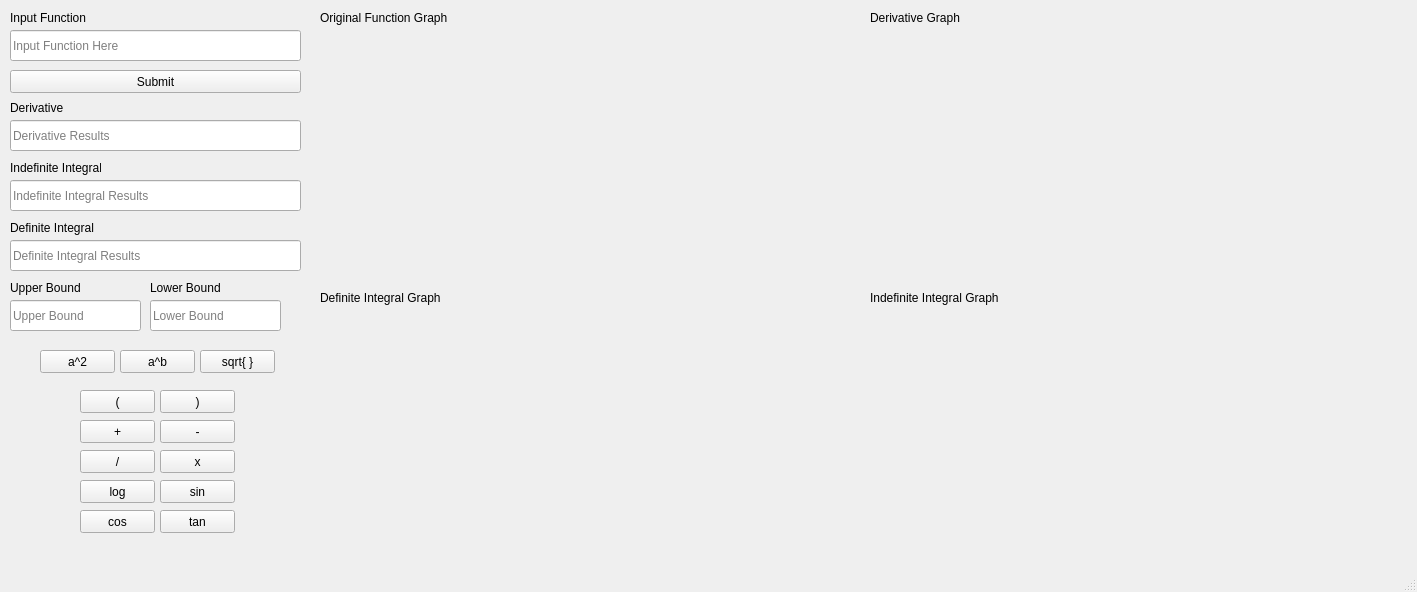
Before: the Qt Designer form components/interface/mathqt.ui in JESREAL1JDL7LUSTRE/Calculus-Powered-Graphing-App, drawn with Qt 5.
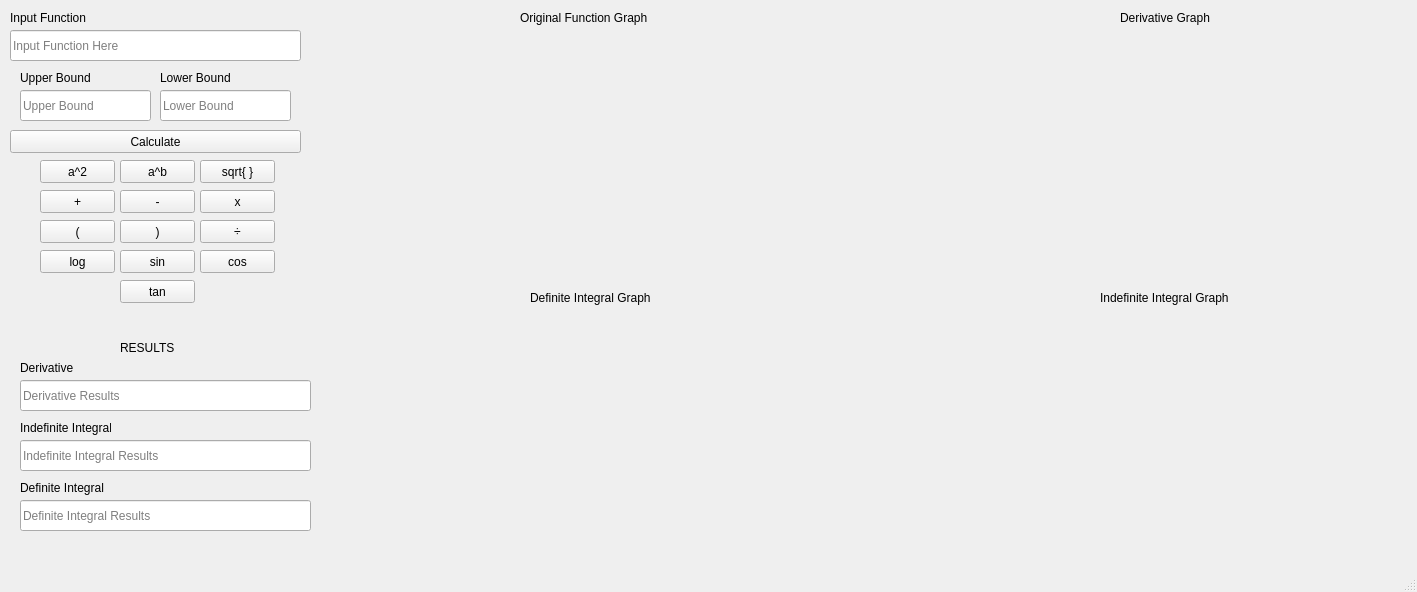
After: the same form once the commit is applied.

What changed in the file:
```diff
--- a/components/interface/mathqt.ui
+++ b/components/interface/mathqt.ui
@@ -40,104 +40,17 @@
      <string>Input Function</string>
     </property>
    </widget>
-   <widget class="QLabel" name="label_2">
-    <property name="geometry">
-     <rect>
-      <x>10</x>
-      <y>100</y>
-      <width>71</width>
-      <height>16</height>
-     </rect>
-    </property>
-    <property name="text">
-     <string>Derivative</string>
-    </property>
-   </widget>
-   <widget class="QLabel" name="label_3">
-    <property name="geometry">
-     <rect>
-      <x>10</x>
-      <y>160</y>
-      <width>91</width>
-      <height>16</height>
-     </rect>
-    </property>
-    <property name="text">
-     <string>Indefinite Integral</string>
-    </property>
-   </widget>
-   <widget class="QLabel" name="label_4">
-    <property name="geometry">
-     <rect>
-      <x>10</x>
-      <y>220</y>
-      <width>91</width>
-      <height>16</height>
-     </rect>
-    </property>
-    <property name="text">
-     <string>Definite Integral</string>
-    </property>
-   </widget>
-   <widget class="QLineEdit" name="lineEdit_2">
-    <property name="geometry">
-     <rect>
-      <x>10</x>
-      <y>120</y>
-      <width>291</width>
-      <height>31</height>
-     </rect>
-    </property>
-    <property name="readOnly">
-     <bool>true</bool>
-    </property>
-    <property name="placeholderText">
-     <string>Derivative Results</string>
-    </property>
-   </widget>
-   <widget class="QLineEdit" name="lineEdit_3">
-    <property name="geometry">
-     <rect>
-      <x>10</x>
-      <y>180</y>
-      <width>291</width>
-      <height>31</height>
-     </rect>
-    </property>
-    <property name="readOnly">
-     <bool>true</bool>
-    </property>
-    <property name="placeholderText">
-     <string>Indefinite Integral Results</string>
-    </property>
-   </widget>
-   <widget class="QLineEdit" name="lineEdit_4">
-    <property name="geometry">
-     <rect>
-      <x>10</x>
-      <y>240</y>
-      <width>291</width>
-      <height>31</height>
-     </rect>
-    </property>
-    <property name="readOnly">
-     <bool>true</bool>
-    </property>
-    <property name="placeholderText">
-     <string>Definite Integral Results</string>
-    </property>
-   </widget>
    <widget class="QPushButton" name="pushButton">
     <property name="geometry">
      <rect>
       <x>10</x>
-      <y>70</y>
+      <y>130</y>
       <width>291</width>
       <height>23</height>
      </rect>
     </property>
     <property name="text">
-     <string>Submit</string>
+     <string>Calculate</string>
     </property>
    </widget>
    <widget class="QWidget" name="widget" native="true">
@@ -183,7 +96,7 @@
    <widget class="QLabel" name="label_5">
     <property name="geometry">
      <rect>
-      <x>320</x>
+      <x>530</x>
       <y>290</y>
       <width>141</width>
       <height>16</height>
@@ -196,7 +109,7 @@
    <widget class="QLabel" name="label_6">
     <property name="geometry">
      <rect>
-      <x>870</x>
+      <x>1100</x>
       <y>290</y>
       <width>141</width>
       <height>16</height>
@@ -209,7 +122,7 @@
    <widget class="QLabel" name="label_7">
     <property name="geometry">
      <rect>
-      <x>870</x>
+      <x>1120</x>
       <y>10</y>
       <width>111</width>
       <height>16</height>
@@ -222,7 +135,7 @@
    <widget class="QLabel" name="label_8">
     <property name="geometry">
      <rect>
-      <x>320</x>
+      <x>520</x>
       <y>10</y>
       <width>131</width>
       <height>16</height>
@@ -236,7 +149,7 @@
     <property name="geometry">
      <rect>
       <x>40</x>
-      <y>350</y>
+      <y>160</y>
       <width>75</width>
       <height>23</height>
      </rect>
@@ -249,7 +162,7 @@
     <property name="geometry">
      <rect>
       <x>120</x>
-      <y>350</y>
+      <y>160</y>
       <width>75</width>
       <height>23</height>
      </rect>
@@ -262,7 +175,7 @@
     <property name="geometry">
      <rect>
       <x>200</x>
-      <y>350</y>
+      <y>160</y>
       <width>75</width>
       <height>23</height>
      </rect>
@@ -271,37 +184,11 @@
      <string>sqrt{ }</string>
     </property>
    </widget>
-   <widget class="QLabel" name="label_9">
-    <property name="geometry">
-     <rect>
-      <x>10</x>
-      <y>280</y>
-      <width>91</width>
-      <height>16</height>
-     </rect>
-    </property>
-    <property name="text">
-     <string>Upper Bound</string>
-    </property>
-   </widget>
-   <widget class="QLabel" name="label_10">
-    <property name="geometry">
-     <rect>
-      <x>150</x>
-      <y>280</y>
-      <width>91</width>
-      <height>16</height>
-     </rect>
-    </property>
-    <property name="text">
-     <string>Lower Bound</string>
-    </property>
-   </widget>
    <widget class="QLineEdit" name="lineEdit_5">
     <property name="geometry">
      <rect>
-      <x>10</x>
-      <y>300</y>
+      <x>20</x>
+      <y>90</y>
       <width>131</width>
       <height>31</height>
      </rect>
@@ -316,8 +203,8 @@
    <widget class="QLineEdit" name="lineEdit_6">
     <property name="geometry">
      <rect>
-      <x>150</x>
-      <y>300</y>
+      <x>160</x>
+      <y>90</y>
       <width>131</width>
       <height>31</height>
      </rect>
@@ -332,8 +219,8 @@
    <widget class="QPushButton" name="pushButton_5">
     <property name="geometry">
      <rect>
-      <x>80</x>
-      <y>390</y>
+      <x>40</x>
+      <y>220</y>
       <width>75</width>
       <height>23</height>
      </rect>
@@ -345,8 +232,8 @@
    <widget class="QPushButton" name="pushButton_6">
     <property name="geometry">
      <rect>
-      <x>160</x>
-      <y>390</y>
+      <x>120</x>
+      <y>220</y>
       <width>75</width>
       <height>23</height>
      </rect>
@@ -358,8 +245,8 @@
    <widget class="QPushButton" name="pushButton_7">
     <property name="geometry">
      <rect>
-      <x>80</x>
-      <y>420</y>
+      <x>40</x>
+      <y>190</y>
       <width>75</width>
       <height>23</height>
      </rect>
@@ -371,8 +258,8 @@
    <widget class="QPushButton" name="pushButton_8">
     <property name="geometry">
      <rect>
-      <x>160</x>
-      <y>420</y>
+      <x>120</x>
+      <y>190</y>
       <width>75</width>
       <height>23</height>
      </rect>
@@ -384,21 +271,21 @@
    <widget class="QPushButton" name="pushButton_9">
     <property name="geometry">
      <rect>
-      <x>80</x>
-      <y>450</y>
+      <x>200</x>
+      <y>220</y>
       <width>75</width>
       <height>23</height>
      </rect>
     </property>
     <property name="text">
-     <string>/</string>
+     <string>÷</string>
     </property>
    </widget>
    <widget class="QPushButton" name="pushButton_10">
     <property name="geometry">
      <rect>
-      <x>160</x>
-      <y>450</y>
+      <x>200</x>
+      <y>190</y>
       <width>75</width>
       <height>23</height>
      </rect>
@@ -410,8 +297,8 @@
    <widget class="QPushButton" name="pushButton_11">
     <property name="geometry">
      <rect>
-      <x>160</x>
-      <y>510</y>
+      <x>120</x>
+      <y>280</y>
       <width>75</width>
       <height>23</height>
      </rect>
@@ -423,8 +310,8 @@
    <widget class="QPushButton" name="pushButton_12">
     <property name="geometry">
      <rect>
-      <x>160</x>
-      <y>480</y>
+      <x>120</x>
+      <y>250</y>
       <width>75</width>
       <height>23</height>
      </rect>
@@ -436,8 +323,8 @@
    <widget class="QPushButton" name="pushButton_13">
     <property name="geometry">
      <rect>
-      <x>80</x>
-      <y>510</y>
+      <x>200</x>
+      <y>250</y>
       <width>75</width>
       <height>23</height>
      </rect>
@@ -449,8 +336,8 @@
    <widget class="QPushButton" name="pushButton_14">
     <property name="geometry">
      <rect>
-      <x>80</x>
-      <y>480</y>
+      <x>40</x>
+      <y>250</y>
       <width>75</width>
       <height>23</height>
      </rect>
@@ -459,6 +346,140 @@
      <string>log</string>
     </property>
    </widget>
+   <widget class="QLineEdit" name="lineEdit_3">
+    <property name="geometry">
+     <rect>
+      <x>20</x>
+      <y>440</y>
+      <width>291</width>
+      <height>31</height>
+     </rect>
+    </property>
+    <property name="readOnly">
+     <bool>true</bool>
+    </property>
+    <property name="placeholderText">
+     <string>Indefinite Integral Results</string>
+    </property>
+   </widget>
+   <widget class="QLineEdit" name="lineEdit_4">
+    <property name="geometry">
+     <rect>
+      <x>20</x>
+      <y>500</y>
+      <width>291</width>
+      <height>31</height>
+     </rect>
+    </property>
+    <property name="readOnly">
+     <bool>true</bool>
+    </property>
+    <property name="placeholderText">
+     <string>Definite Integral Results</string>
+    </property>
+   </widget>
+   <widget class="QLabel" name="label_9">
+    <property name="geometry">
+     <rect>
+      <x>20</x>
+      <y>70</y>
+      <width>91</width>
+      <height>16</height>
+     </rect>
+    </property>
+    <property name="text">
+     <string>Upper Bound</string>
+    </property>
+   </widget>
+   <widget class="QLabel" name="label_4">
+    <property name="geometry">
+     <rect>
+      <x>20</x>
+      <y>480</y>
+      <width>91</width>
+      <height>16</height>
+     </rect>
+    </property>
+    <property name="text">
+     <string>Definite Integral</string>
+    </property>
+   </widget>
+   <widget class="QLabel" name="label_2">
+    <property name="geometry">
+     <rect>
+      <x>20</x>
+      <y>360</y>
+      <width>71</width>
+      <height>16</height>
+     </rect>
+    </property>
+    <property name="text">
+     <string>Derivative</string>
+    </property>
+   </widget>
+   <widget class="QLabel" name="label_3">
+    <property name="geometry">
+     <rect>
+      <x>20</x>
+      <y>420</y>
+      <width>91</width>
+      <height>16</height>
+     </rect>
+    </property>
+    <property name="text">
+     <string>Indefinite Integral</string>
+    </property>
+   </widget>
+   <widget class="QLineEdit" name="lineEdit_2">
+    <property name="geometry">
+     <rect>
+      <x>20</x>
+      <y>380</y>
+      <width>291</width>
+      <height>31</height>
+     </rect>
+    </property>
+    <property name="readOnly">
+     <bool>true</bool>
+    </property>
+    <property name="placeholderText">
+     <string>Derivative Results</string>
+    </property>
+   </widget>
+   <widget class="QLabel" name="label_10">
+    <property name="geometry">
+     <rect>
+      <x>160</x>
+      <y>70</y>
+      <width>91</width>
+      <height>16</height>
+     </rect>
+    </property>
+    <property name="text">
+     <string>Lower Bound</string>
+    </property>
+   </widget>
+   <widget class="QLabel" name="label_11">
+    <property name="enabled">
+     <bool>true</bool>
+    </property>
+    <property name="geometry">
+     <rect>
+      <x>120</x>
+      <y>340</y>
+      <width>71</width>
+      <height>16</height>
+     </rect>
+    </property>
+    <property name="font">
+     <font>
+      <pointsize>9</pointsize>
+     </font>
+    </property>
+    <property name="text">
+     <string>RESULTS</string>
+    </property>
+   </widget>
   </widget>
   <widget class="QStatusBar" name="statusbar"/>
   <action name="actionDownload_PDF">
```
